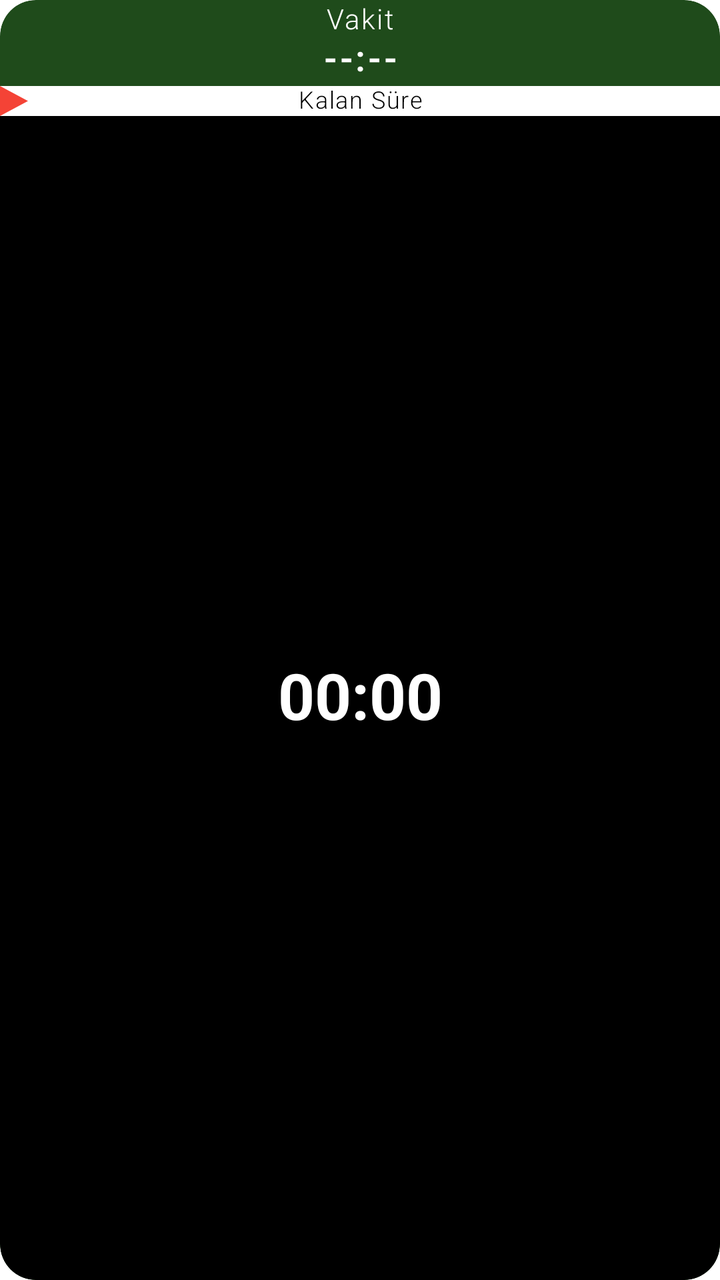
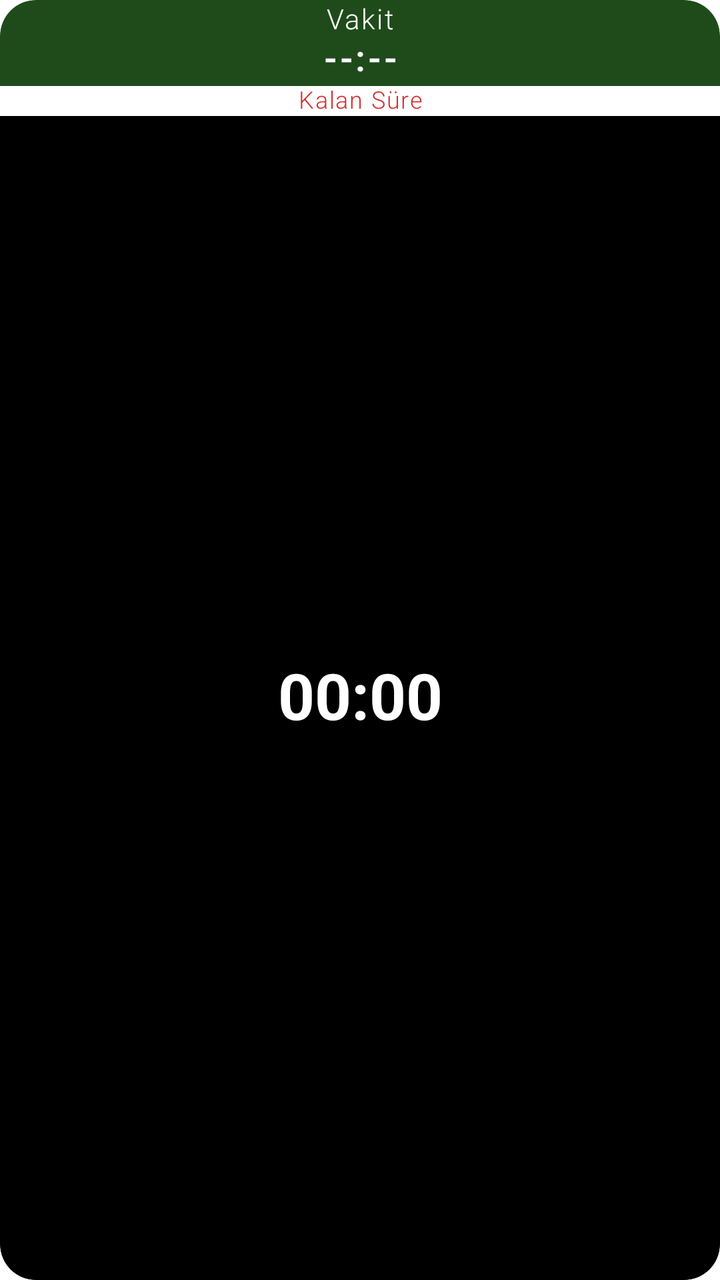

The first picture is an Android layout as it rendered before a commit; the second is the same layout after the commit. The layout source and the unified diff follow.
<!-- AndroidManifest.xml: fallback theme Theme.MaterialComponents.DayNight.NoActionBar -->
<!-- res/layout/prayer_time_widget.xml -->
<LinearLayout xmlns:android="http://schemas.android.com/apk/res/android"
    android:id="@+id/prayer_widget_root"
    android:layout_width="match_parent"
    android:layout_height="match_parent"
    android:background="@drawable/prayer_widget_background"
    android:clipToOutline="true"
    android:orientation="vertical">

    <TextView
        android:id="@+id/prayer_widget_label"
        android:layout_width="match_parent"
        android:layout_height="20dp"
        android:fontFamily="sans-serif-light"
        android:gravity="center"
        android:includeFontPadding="false"
        android:letterSpacing="0.05"
        android:maxLines="1"
        android:text="Vakit"
        android:textColor="#FFFFFF"
        android:textSize="14sp" />

    <TextView
        android:id="@+id/prayer_widget_time"
        android:layout_width="match_parent"
        android:layout_height="23dp"
        android:autoSizeMaxTextSize="18sp"
        android:autoSizeMinTextSize="14sp"
        android:autoSizeStepGranularity="1sp"
        android:autoSizeTextType="uniform"
        android:fontFamily="sans-serif-light"
        android:gravity="center"
        android:includeFontPadding="false"
        android:letterSpacing="0.07"
        android:maxLines="1"
        android:text="--:--"
        android:textColor="#FFFFFF"
        android:textSize="18sp"
        android:textStyle="bold"
        android:translationY="-2dp" />

    <LinearLayout
        android:layout_width="match_parent"
        android:layout_height="0dp"
        android:layout_weight="1"
        android:background="@drawable/prayer_widget_countdown_bottom"
        android:orientation="vertical">

        <FrameLayout
            android:layout_width="match_parent"
            android:layout_height="15dp"
            android:background="@drawable/prayer_widget_remaining_band">

            <ImageView
                android:layout_width="14dp"
                android:layout_height="15dp"
                android:layout_gravity="left|center_vertical"
                android:contentDescription="@null"
                android:src="@drawable/prayer_widget_small_arrow_head" />

            <TextView
                android:id="@+id/prayer_widget_remaining_label"
                android:layout_width="match_parent"
                android:layout_height="match_parent"
                android:fontFamily="sans-serif-light"
                android:gravity="center"
                android:includeFontPadding="false"
                android:letterSpacing="0.05"
                android:maxLines="1"
                android:text="Kalan Süre"
                android:textColor="#000000"
                android:textSize="12sp" />
        </FrameLayout>

        <Chronometer
            android:id="@+id/prayer_widget_countdown"
            android:layout_width="match_parent"
            android:layout_height="0dp"
            android:layout_weight="1"
            android:autoSizeMaxTextSize="32sp"
            android:autoSizeMinTextSize="16sp"
            android:autoSizeStepGranularity="1sp"
            android:autoSizeTextType="uniform"
            android:gravity="center"
            android:includeFontPadding="false"
            android:maxLines="1"
            android:text="00:00:00"
            android:textColor="#FFFFFF"
            android:textSize="32sp"
            android:textStyle="bold" />
    </LinearLayout>
</LinearLayout>
<!-- resources referenced by this layout -->
<resources>
  <!-- drawable prayer_widget_background (drawable) -->
  <shape xmlns:android="http://schemas.android.com/apk/res/android">
      <solid android:color="#1F4B1B" />
      <corners android:radius="18dp" />
  </shape>
  <!-- drawable prayer_widget_countdown_bottom (drawable) -->
  <shape xmlns:android="http://schemas.android.com/apk/res/android">
      <solid android:color="#000000" />
      <corners
          android:bottomLeftRadius="18dp"
          android:bottomRightRadius="18dp" />
  </shape>
  <!-- drawable prayer_widget_remaining_band (drawable) -->
  <shape xmlns:android="http://schemas.android.com/apk/res/android">
      <solid android:color="#FFFFFF" />
  </shape>
  <!-- drawable prayer_widget_small_arrow_head (drawable) -->
  <vector xmlns:android="http://schemas.android.com/apk/res/android"
      android:width="14dp"
      android:height="15dp"
      android:viewportWidth="14"
      android:viewportHeight="15">
      <path
          android:fillColor="#F44336"
          android:pathData="M0,0 L14,7.5 L0,15 Z" />
  </vector>
</resources>

<!-- the commit's change to res/layout/prayer_time_widget.xml (unified diff, before → after) -->
@@ -50,12 +50,6 @@
             android:layout_height="15dp"
             android:background="@drawable/prayer_widget_remaining_band">
 
-            <ImageView
-                android:layout_width="14dp"
-                android:layout_height="15dp"
-                android:layout_gravity="left|center_vertical"
-                android:contentDescription="@null"
-                android:src="@drawable/prayer_widget_small_arrow_head" />
 
             <TextView
                 android:id="@+id/prayer_widget_remaining_label"
@@ -67,7 +61,7 @@
                 android:letterSpacing="0.05"
                 android:maxLines="1"
                 android:text="Kalan Süre"
-                android:textColor="#000000"
+                android:textColor="#D32F2F"
                 android:textSize="12sp" />
         </FrameLayout>
 
<!-- resource entries referenced after the edit -->
@@ -16,15 +16,5 @@
   <shape xmlns:android="http://schemas.android.com/apk/res/android">
       <solid android:color="#FFFFFF" />
   </shape>
-  <!-- drawable prayer_widget_small_arrow_head (drawable) -->
-  <vector xmlns:android="http://schemas.android.com/apk/res/android"
-      android:width="14dp"
-      android:height="15dp"
-      android:viewportWidth="14"
-      android:viewportHeight="15">
-      <path
-          android:fillColor="#F44336"
-          android:pathData="M0,0 L14,7.5 L0,15 Z" />
-  </vector>
 </resources>
 
